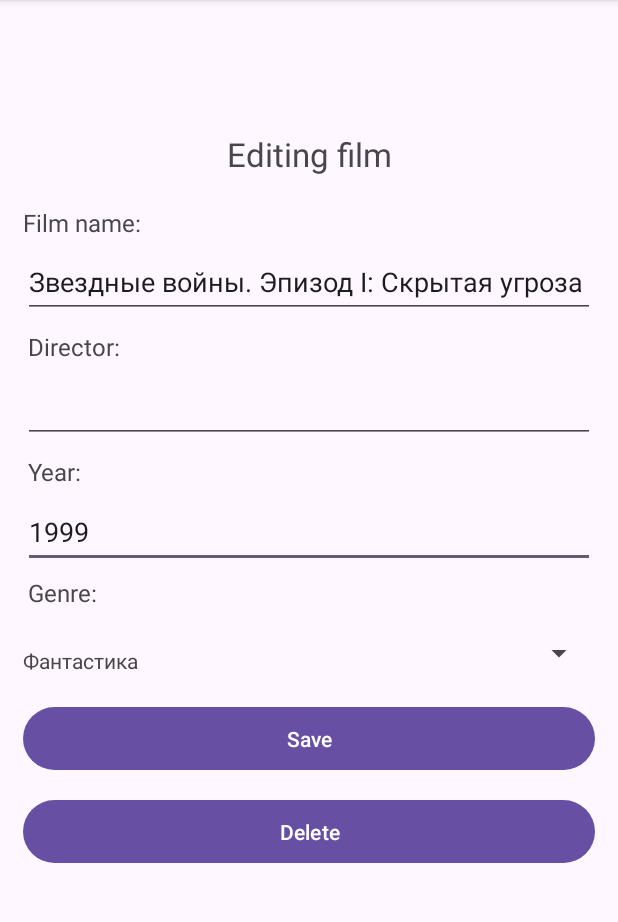
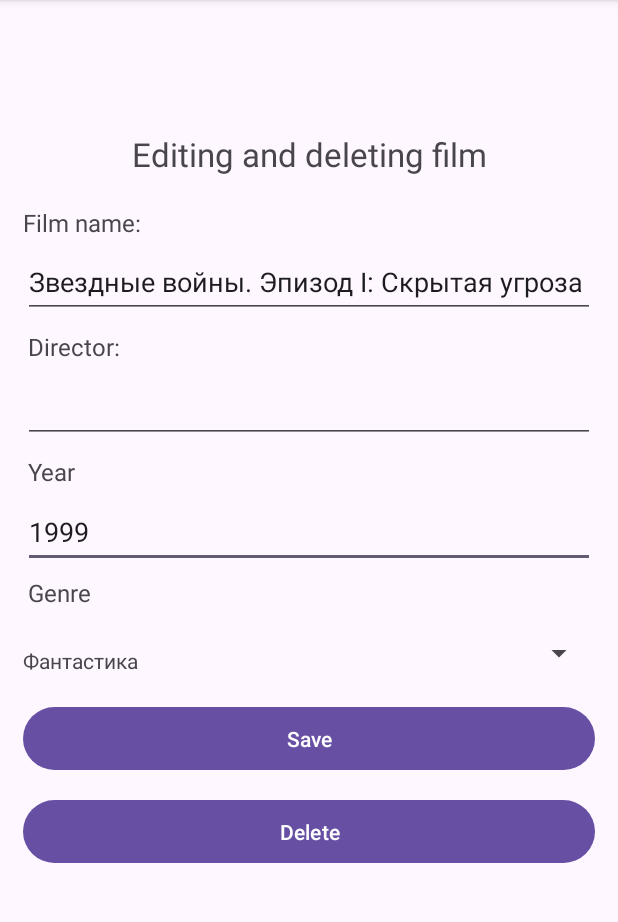
Before and after one commit to IskraOleksandr/Exam_Android-_FilmsSQLite, an Android app: the screen it shows after launch (FilmActivity), after a tap on "Звездные войны. Эпизод I: Скрытая угроза", on a phone screen of 412 x 824 dp, the part 96-1018 px from its top. Run offline under Robolectric (Android 15) with nearby library versions, the phone set to English and light mode, and no system bars.

Commit message:
#Task3 Настройка перевода языка

```diff
--- a/app/src/main/java/com/application/films/FilmActivity.java
+++ b/app/src/main/java/com/application/films/FilmActivity.java
@@ -7,6 +7,7 @@
 import android.widget.Button;
 import android.widget.EditText;
 import android.widget.Spinner;
+import android.widget.TextView;
 
 import androidx.activity.EdgeToEdge;
 import androidx.appcompat.app.AppCompatActivity;
@@ -49,11 +50,13 @@
         if (arguments != null) {
             id = arguments.getInt("id");//получаем элемент по id
         }else {
+            ((Button)findViewById(R.id.btnDel)).setVisibility(View.INVISIBLE);
+            ((TextView)findViewById(R.id.textView)).setText(getString(R.string.activ_title_film_ad));
             id = 0;
-            ((Button)findViewById(R.id.btnDel)).setVisibility(View.INVISIBLE);
         }
 
         if (id != 0) {
+            ((TextView)findViewById(R.id.textView)).setText(getString(R.string.activ_title_film_ed));
             ((Button)findViewById(R.id.btnDel)).setVisibility(View.VISIBLE);
             Film film = (Film) filmAdapter.getItemById(id);
             ((EditText) findViewById(R.id.filmName)).setText(film.get_title());
--- a/app/src/main/java/com/application/films/GenreActivity.java
+++ b/app/src/main/java/com/application/films/GenreActivity.java
@@ -5,6 +5,7 @@
 import android.view.View;
 import android.widget.Button;
 import android.widget.EditText;
+import android.widget.TextView;
 
 import androidx.activity.EdgeToEdge;
 import androidx.appcompat.app.AppCompatActivity;
@@ -38,11 +39,13 @@
         if (arguments != null) {
             id = arguments.getInt("id");
         }else {
+            ((Button)findViewById(R.id.btnDel)).setVisibility(View.INVISIBLE);
+            ((TextView)findViewById(R.id.textView)).setText(getString(R.string.activ_title_genre_ad));
             id = 0;
-            ((Button)findViewById(R.id.btnDel)).setVisibility(View.INVISIBLE);
         }
 
         if (id != 0) {//получаем элемент по id
+            ((TextView)findViewById(R.id.textView)).setText(getString(R.string.activ_title_genre_ed));
             Genre genre = (Genre) genreAdapter.getItemById(id);
             ((EditText) findViewById(R.id.filmName)).setText(genre.get_name());
         }
--- a/app/src/main/java/com/application/films/MainFilmActivity.java
+++ b/app/src/main/java/com/application/films/MainFilmActivity.java
@@ -64,9 +64,9 @@
 
     @Override
     public boolean onCreateOptionsMenu(Menu menu) {
-        menu.add(0, 1, 1, "Add film");
-        menu.add(0, 2, 2, "Add genre");
-        menu.add(0, 3, 3, "Show all genre");
+        menu.add(0, 1, 1, getResources().getString(R.string.add_film));
+        menu.add(0, 2, 2, getResources().getString(R.string.add_genre));
+        menu.add(0, 3, 3, getResources().getString(R.string.all_genres));
 
         return super.onCreateOptionsMenu(menu);
     }
--- a/app/src/main/java/com/application/films/MainGenreActivity.java
+++ b/app/src/main/java/com/application/films/MainGenreActivity.java
@@ -63,9 +63,9 @@
 
     @Override
     public boolean onCreateOptionsMenu(Menu menu) {
-        menu.add(0, 1, 1, "Add film");
-        menu.add(0, 2, 2, "Add genre");
-        menu.add(0, 3, 3, "Show all films");
+        menu.add(0, 1, 1, getResources().getString(R.string.add_film));
+        menu.add(0, 2, 2, getResources().getString(R.string.add_genre));
+        menu.add(0, 3, 3, getResources().getString(R.string.all_films));
 
         return super.onCreateOptionsMenu(menu);
     }
--- a/app/src/main/res/layout/activity_film.xml
+++ b/app/src/main/res/layout/activity_film.xml
@@ -5,7 +5,7 @@
 android:id="@+id/main"
 android:layout_width="match_parent"
 android:layout_height="match_parent"
-tools:context=".FilmEdit_DelActivity">
+tools:context=".FilmActivity">
 
     <Button
         android:id="@+id/btn"
@@ -15,7 +15,7 @@
         android:layout_marginTop="8dp"
         android:layout_marginRight="15dp"
         android:onClick="onClick"
-        android:text="Save"
+        android:text="@string/btn_save"
         app:layout_constraintEnd_toEndOf="parent"
         app:layout_constraintHorizontal_bias="0.482"
         app:layout_constraintStart_toStartOf="parent"
@@ -41,7 +41,7 @@
     android:layout_marginTop="5dp"
     android:layout_marginRight="15dp"
     android:paddingLeft="3dp"
-    android:text="Genre:"
+    android:text="@string/film_genre"
     android:textSize="16sp"
     app:layout_constraintEnd_toEndOf="parent"
     app:layout_constraintHorizontal_bias="0.551"
@@ -55,7 +55,7 @@
     android:layout_marginLeft="15dp"
     android:layout_marginTop="88dp"
     android:layout_marginRight="15dp"
-    android:text="Editing film"
+    android:text="@string/activ_title_film_ed"
     android:textAlignment="center"
     android:textSize="22sp"
     app:layout_constraintEnd_toEndOf="parent"
@@ -71,7 +71,7 @@
     android:layout_marginTop="8dp"
     android:layout_marginRight="15dp"
     android:paddingLeft="3dp"
-    android:text="Year:"
+    android:text="@string/film_year"
     android:textSize="16sp"
     app:layout_constraintEnd_toEndOf="parent"
     app:layout_constraintHorizontal_bias="0.517"
@@ -86,7 +86,7 @@
     android:layout_marginTop="20dp"
     android:textSize="16sp"
     android:layout_marginRight="15dp"
-    android:text="Film name:"
+    android:text="@string/film_name"
     app:layout_constraintHorizontal_bias="0.0"
     app:layout_constraintLeft_toLeftOf="parent"
     app:layout_constraintRight_toRightOf="parent"
@@ -112,7 +112,7 @@
     android:layout_marginTop="8dp"
     android:layout_marginRight="15dp"
     android:paddingLeft="3dp"
-    android:text="Director:"
+    android:text="@string/film_director"
     android:textSize="16sp"
     app:layout_constraintHorizontal_bias="0.0"
     app:layout_constraintLeft_toLeftOf="parent"
@@ -152,7 +152,7 @@
         android:layout_marginTop="12dp"
         android:layout_marginRight="15dp"
         android:onClick="onClick"
-        android:text="Delete"
+        android:text="@string/btn_delete"
         app:layout_constraintEnd_toEndOf="parent"
         app:layout_constraintHorizontal_bias="0.448"
         app:layout_constraintStart_toStartOf="parent"
--- a/app/src/main/res/values/strings.xml
+++ b/app/src/main/res/values/strings.xml
@@ -1,3 +1,20 @@
 <resources>
     <string name="app_name">FilmsSQLite</string>
+    <string name="add_film">Add film</string>
+    <string name="add_genre">Add genre</string>
+    <string name="all_films">Films</string>
+    <string name="all_genres">Genres</string>
+    <string name="film_name">Film name:</string>
+    <string name="film_director">Director:</string>
+    <string name="film_year">Year</string>
+    <string name="film_genre">Genre</string>
+    <string name="genre_name">Genre name</string>
+
+    <string name="btn_save">Save</string>
+    <string name="btn_add">Add</string>
+    <string name="btn_delete">Delete</string>
+    <string name="activ_title_film_ad">Adding film</string>
+    <string name="activ_title_film_ed">Editing and deleting film</string>
+    <string name="activ_title_genre_ad">Adding genre</string>
+    <string name="activ_title_genre_ed">Editing and deleting genre</string>
 </resources>
```
Also changed, not shown: app/src/main/res/layout/activity_genre.xml (+5 -5 lines), 2 other files.
